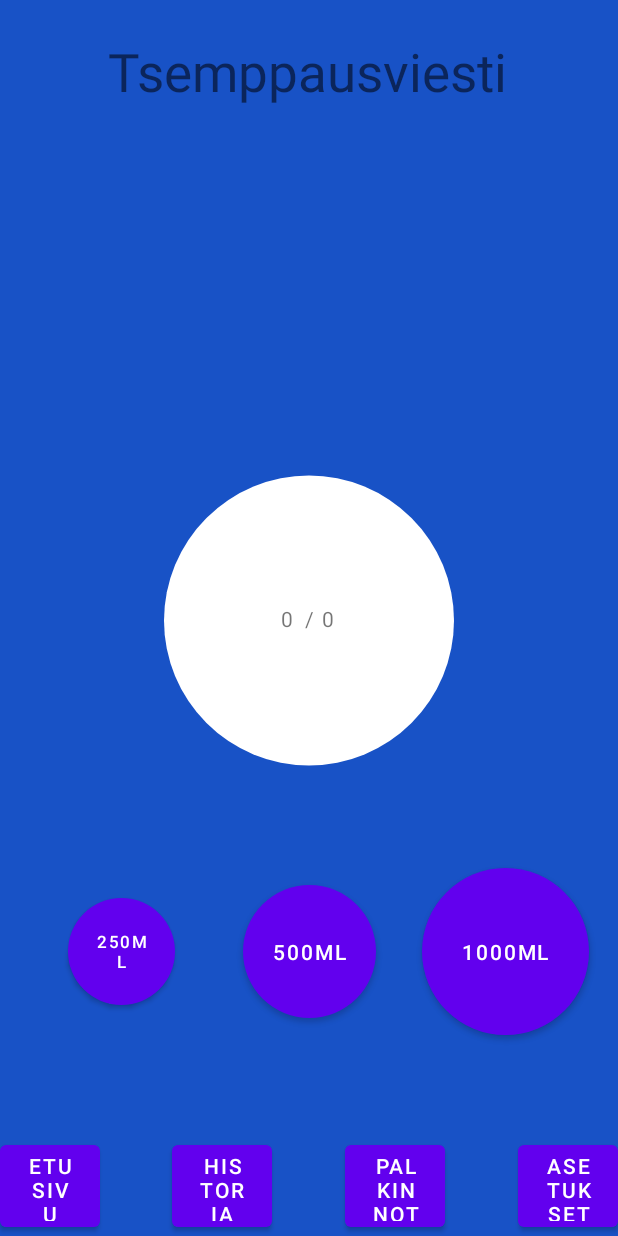
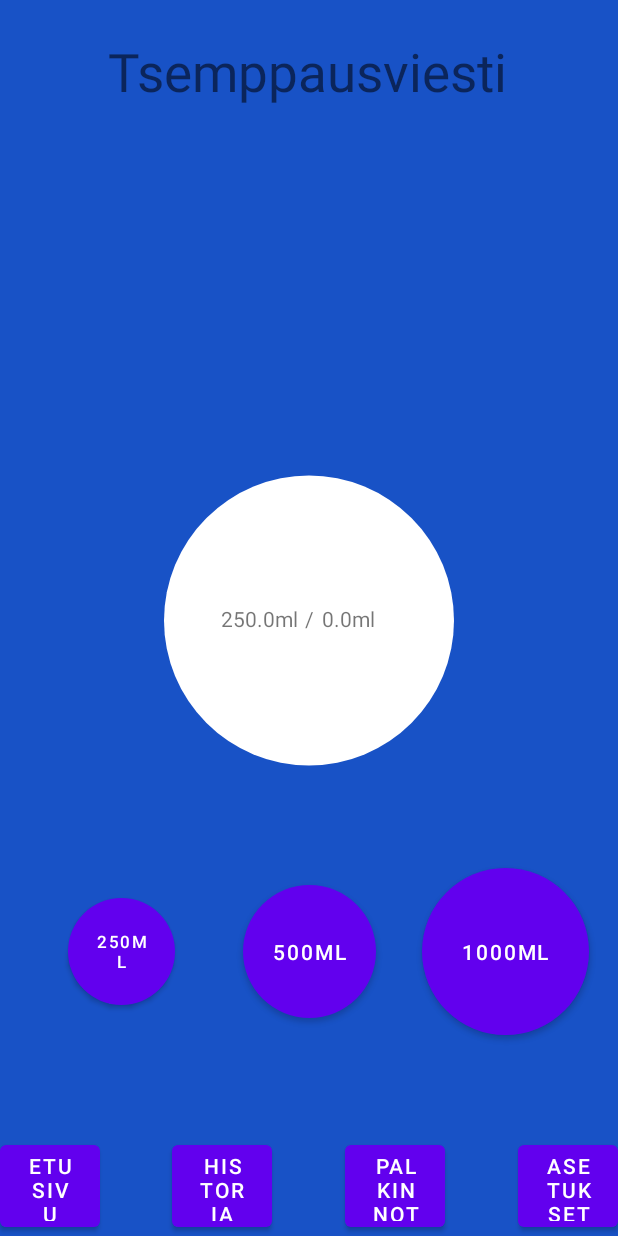
Before and after one commit to Pennane/vesihiisi, an Android app: the MainActivity screen opened directly, with no data from a screen before it, after a tap on "250ML", on a phone screen of 412 x 824 dp. Run offline under Robolectric (Android 15) with nearby library versions, the phone set to English and light mode, and no system bars.

Commit message:
Reapply counter to mainactivity

```diff
--- a/app/src/main/java/com/example/vesihiisi/MainActivity.java
+++ b/app/src/main/java/com/example/vesihiisi/MainActivity.java
@@ -1,8 +1,16 @@
 package com.example.vesihiisi;
+
+import android.app.AlarmManager;
+import android.app.PendingIntent;
 import android.content.Intent;
 import android.os.Bundle;
+import android.os.SystemClock;
+import android.view.View;
+import android.widget.TextView;
 
 public class MainActivity extends NavigationBarActivity {
+    Counter waterCounter;
+    TextView targetConsumption, consumption;
 
     @Override
     protected void onCreate(Bundle savedInstanceState) {
@@ -14,18 +22,70 @@ public class MainActivity extends NavigationBarActivity {
 
         // Redirect the user to settings if the settings are invalid or unset
         tryRedirectToSettings();
+        consumeWaterAlarmSchedule();
+
+        waterCounter = new Counter(Global.read("weight", 0), Global.read("age", 0));
+        targetConsumption = findViewById(R.id.textView2);
+        targetConsumption.setText(Double.toString(waterCounter.getTargetConsumption()) + "ml");
+
     }
 
     @Override
     protected void onResume() {
         super.onResume();
         tryRedirectToSettings();
+        waterCounter.setConsumption(Global.read("consumption", 0));
+        updateConsumptionViewValue();
     }
 
+
+    public void updateConsumptionViewValue() {
+        consumption = findViewById(R.id.textView);
+        consumption.setText(Double.toString(waterCounter.getConsume()) + "ml");
+        Global.write("consumption", (int) waterCounter.getConsume());
+    }
+
+    public void onGlassButtonClick(View view) {
+        waterCounter.consume(250);
+        updateConsumptionViewValue();
+    }
+
+    public void onBottleButtonClick(View view) {
+        waterCounter.consume(500);
+        updateConsumptionViewValue();
+    }
+
+    public void onJugButtonClick(View view) {
+        waterCounter.consume(1000);
+        updateConsumptionViewValue();
+    }
+
+    /**
+     * Method that redirects the current activity to settings if saved preferences are invalid
+     */
     private void tryRedirectToSettings() {
-        if (!Global.isValidAge(Global.read("age", -1)) || !Global.isValidWeight(Global.read("weight", -1)) || !Global.isValidGender(Global.read("gender", "invalid")) ) {
+        if (!Global.isValidAge(Global.read("age", -1)) || !Global.isValidWeight(Global.read("weight", -1)) || !Global.isValidGender(Global.read("gender", "invalid"))) {
             Intent newActivity = new Intent(this, SettingsActivity.class);
             startActivity(newActivity);
         }
     }
+
+    /**
+     * Schedule alarm for water consumption
+     */
+    public void consumeWaterAlarmSchedule() {
+        Intent intent = new Intent(getApplicationContext(), NotificationHandler.class);
+        PendingIntent pendingIntent = PendingIntent.getBroadcast(getApplicationContext(), 0, intent, PendingIntent.FLAG_UPDATE_CURRENT);
+        AlarmManager alarmManager = (AlarmManager) getSystemService(ALARM_SERVICE);
+
+        if (alarmManager == null) {
+            return;
+        }
+
+        // Schedule alarm avery 3 minutes for testing purposes
+        alarmManager.setRepeating(AlarmManager.ELAPSED_REALTIME_WAKEUP,
+                SystemClock.elapsedRealtime(),
+                60 * 1000 * 3,
+                pendingIntent);
+    }
 }
--- a/app/src/main/res/layout/activity_main.xml
+++ b/app/src/main/res/layout/activity_main.xml
@@ -63,7 +63,7 @@
         android:layout_width="32pt"
         android:layout_height="32pt"
         android:background="@drawable/circle"
-        android:onClick="glass"
+        android:onClick="onGlassButtonClick"
         android:text="250ml"
         android:textSize="11sp"
         app:layout_constraintBottom_toBottomOf="@+id/buttonmuki2"
@@ -78,7 +78,7 @@
         android:layout_height="40pt"
         android:layout_marginBottom="145dp"
         android:background="@drawable/circle"
-        android:onClick="bottle"
+        android:onClick="onBottleButtonClick"
         android:text="500ml"
         app:layout_constraintBottom_toBottomOf="parent"
         app:layout_constraintEnd_toEndOf="parent"
@@ -90,7 +90,7 @@
         android:layout_width="50pt"
         android:layout_height="50pt"
         android:background="@drawable/circle"
-        android:onClick="jug"
+        android:onClick="onJugButtonClick"
         android:text="1000ml"
         app:layout_constraintBottom_toBottomOf="@+id/buttonmuki2"
         app:layout_constraintEnd_toEndOf="parent"
```
